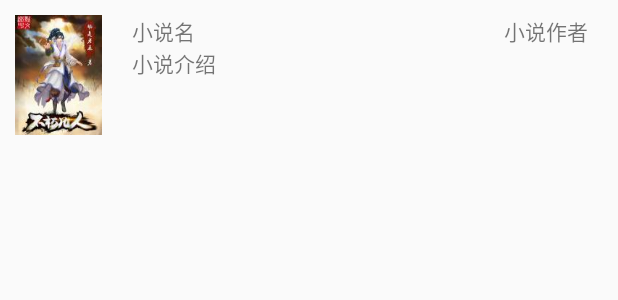
After one commit to mathcoder23/Novel, an Android app: the layout lv_search_novel_result.xml on its own in the app's theme, with its tools: preview values and no code run, on a phone screen of 412 x 824 dp. The commit adds this screen. Shown: the top 300 px of the screen. Run offline under Robolectric (Android 15) with nearby library versions, the phone set to English and light mode, and no system bars.

Commit message:
--显示搜索列表

```diff
--- a/app/build.gradle
+++ b/app/build.gradle
@@ -35,4 +35,5 @@ dependencies {
     compile 'com.github.xxl6097:okhttputils:2.4.1'
     compile 'org.jsoup:jsoup:1.10.1'
     compile 'com.alibaba:fastjson:1.2.20'
+    compile 'com.nostra13.universalimageloader:universal-image-loader:1.9.3'
 }
--- a/app/src/main/java/com/mt23/novel/novel/service/NovelResourceManager.java
+++ b/app/src/main/java/com/mt23/novel/novel/service/NovelResourceManager.java
@@ -87,7 +87,8 @@ public class NovelResourceManager {
 
         Promiser<List<Novel>,String> promise = new Promiser<>((Promiser.Resolver<List<Novel>> resolve, Promiser.Rejecter<String> reject) ->{
             Map<String,String> params = new HashMap<>();
-            params.put("s","287293036948159515");
+//            params.put("s","287293036948159515");
+            params.put("s","8353527289636145615");
             params.put("q",name);
 
             OkHttpUtils.get()//
--- /dev/null
+++ b/app/src/main/res/layout/lv_search_novel_result.xml
@@ -0,0 +1,55 @@
+<?xml version="1.0" encoding="utf-8"?>
+<RelativeLayout xmlns:android="http://schemas.android.com/apk/res/android"
+              android:layout_width="match_parent"
+              android:layout_height="100dp"
+              android:paddingTop="10dp"
+                android:paddingBottom="10dp">
+    <ImageView
+            android:layout_marginLeft="10dp"
+            android:src="@mipmap/novel_cover"
+            android:layout_width="58dp"
+            android:layout_height="80dp"
+            android:scaleType="fitXY"
+            android:id="@+id/item_novel_cover"
+    />
+    <LinearLayout
+            android:paddingLeft="20dp"
+            android:paddingRight="20dp"
+            android:id="@+id/rl_novel_title"
+            android:layout_toRightOf="@+id/item_novel_cover"
+            android:layout_width="match_parent"
+            android:orientation="horizontal"
+            android:layout_height="wrap_content">
+        <TextView
+
+                android:text="小说名"
+                android:layout_width="wrap_content"
+                android:layout_height="wrap_content"
+                android:id="@+id/item_novel_name"
+
+        />
+        <View android:layout_width="0dp"
+              android:layout_weight="1"
+              android:layout_height="1dp"/>
+        <TextView
+
+                android:text="小说作者"
+                android:layout_width="wrap_content"
+                android:layout_height="wrap_content"
+                android:id="@+id/item_novel_author"
+
+        />
+    </LinearLayout>
+    <TextView
+            android:paddingLeft="20dp"
+            android:paddingRight="20dp"
+            android:layout_toRightOf="@+id/item_novel_cover"
+            android:layout_below="@+id/rl_novel_title"
+            android:text="小说介绍"
+            android:layout_width="match_parent"
+            android:layout_height="match_parent"
+            android:id="@+id/item_novel_desc"
+            android:maxLines="3"
+
+    />
+</RelativeLayout>
```
Also changed, not shown: app/src/main/java/com/mt23/novel/MyApplication.java (+54 -0 lines), app/src/main/java/com/mt23/novel/ui/activity/SearchNovelActivity.java (+117 -1 lines), app/src/main/java/com/mt23/novel/utils/ToastUtils.java (+9 -1 lines), app/src/main/java/com/mt23/novel/utils/listview/adapter/CommonAdapter.java (added, +78 -0 lines), app/src/main/java/com/mt23/novel/utils/listview/adapter/ViewHolder.java (added, +146 -0 lines), app/src/main/res/layout/activity_search_novel.xml (+19 -5 lines), app/src/main/res/mipmap-hdpi/novel_cover.jpg (added).
